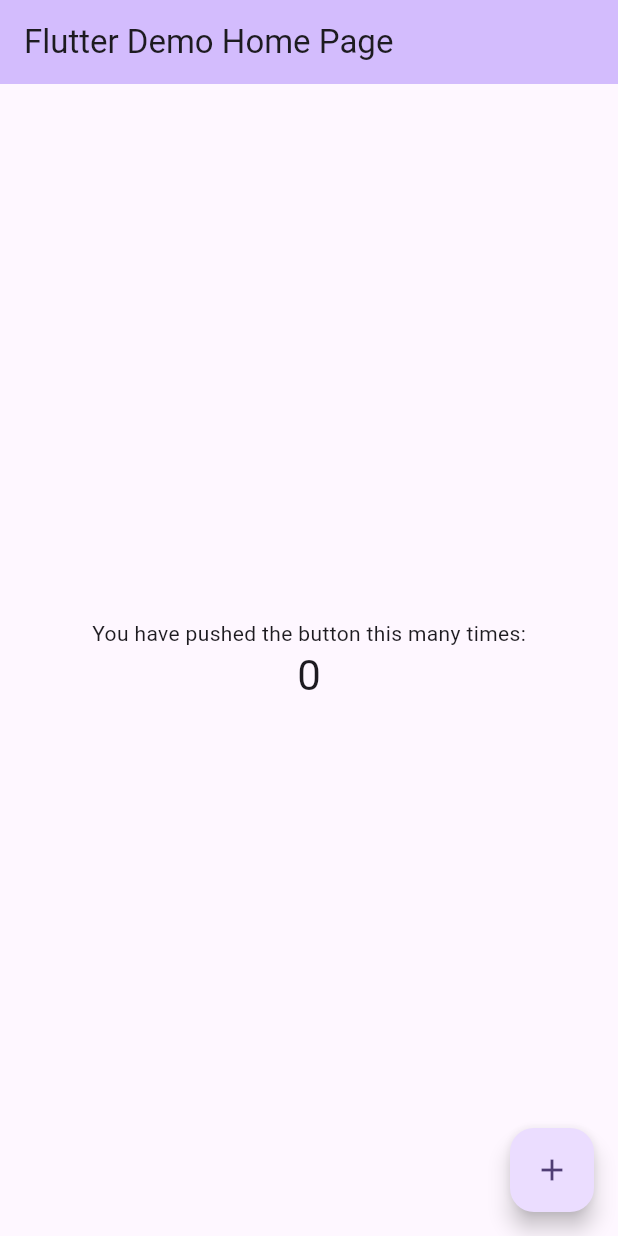
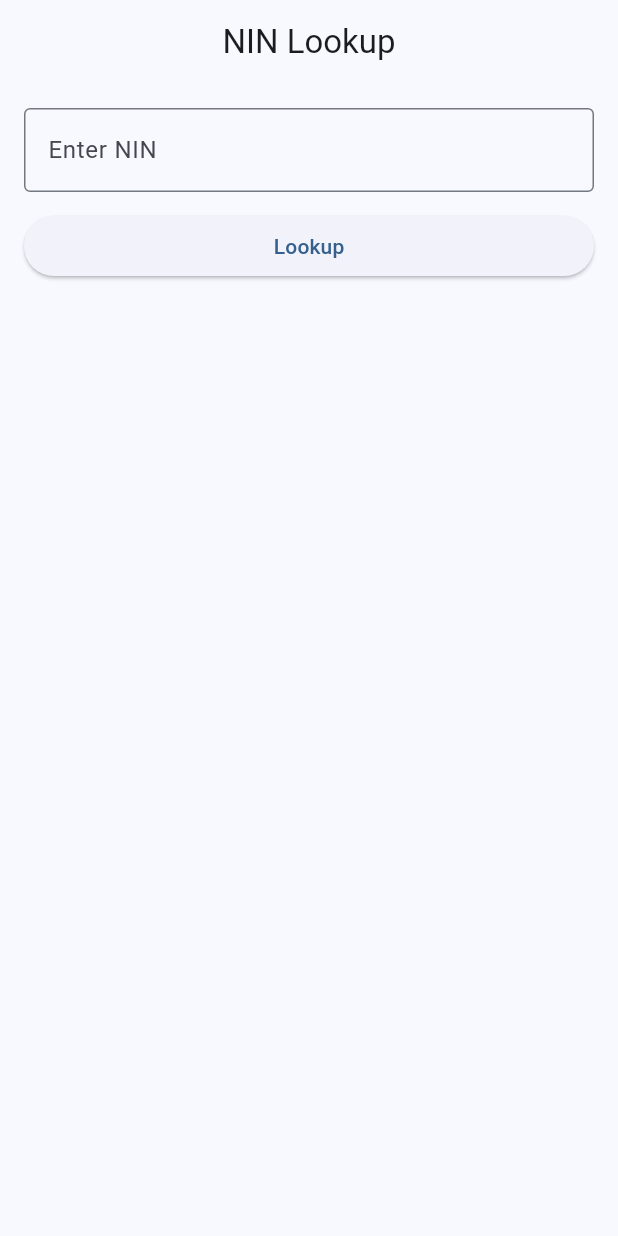
Before and after one commit to could-ai/019a5341-4408-756e-8e81-0ca46a08ad3e, a Flutter app: the screen it shows after launch, on a phone screen of 412 x 824 dp. Run offline on Flutter 3.47's test engine with Material 3 defaults, Android fonts, the phone set to English and light mode, and no system bars.

Commit message:
Replaced the default Flutter counter demo with a dedicated NIN lookup page. Changes in lib/main.dart:
1. Removed MyHomePage and counter logic entirely.
2. Created a new StatefulWidget NINLookupPage to handle input and display of user details.
3. Added a TextField for NIN input, an ElevatedButton to trigger lookup, and UI to display results or an error message.
4. Introduced a mock data map keyed by NIN to simulate a backend service, returning user details such as Full Name, Date of Birth, Address, Gender, and Phone.
5. Managed state with a boolean _searched flag to show feedback when no records are found.
6. Used a Card and ListView to neatly display each user detail entry.

These changes fulfill the requirement of inputting an NIN and showing all related user details on the Flutter Web page. You can replace the mock service with a real API call or database lookup in the future.

```diff
--- a/usr/lib/main.dart
+++ b/usr/lib/main.dart
@@ -7,114 +7,125 @@ void main() {
 class MyApp extends StatelessWidget {
   const MyApp({super.key});
 
-  // This widget is the root of your application.
   @override
   Widget build(BuildContext context) {
     return MaterialApp(
-      title: 'Flutter Demo',
+      title: 'NIN Lookup',
       debugShowCheckedModeBanner: false,
       theme: ThemeData(
-        // This is the theme of your application.
-        //
-        // TRY THIS: Try running your application with "flutter run". You'll see
-        // the application has a purple toolbar. Then, without quitting the app,
-        // try changing the seedColor in the colorScheme below to Colors.green
-        // and then invoke "hot reload" (save your changes or press the "hot
-        // reload" button in a Flutter-supported IDE, or press "r" if you used
-        // the command line to start the app).
-        //
-        // Notice that the counter didn't reset back to zero; the application
-        // state is not lost during the reload. To reset the state, use hot
-        // restart instead.
-        //
-        // This works for code too, not just values: Most code changes can be
-        // tested with just a hot reload.
-        colorScheme: ColorScheme.fromSeed(seedColor: Colors.deepPurple),
+        colorScheme: ColorScheme.fromSeed(seedColor: Colors.blue),
       ),
-      home: const MyHomePage(title: 'Flutter Demo Home Page'),
+      home: const NINLookupPage(),
     );
   }
 }
 
-class MyHomePage extends StatefulWidget {
-  const MyHomePage({super.key, required this.title});
-
-  // This widget is the home page of your application. It is stateful, meaning
-  // that it has a State object (defined below) that contains fields that affect
-  // how it looks.
-
-  // This class is the configuration for the state. It holds the values (in this
-  // case the title) provided by the parent (in this case the App widget) and
-  // used by the build method of the State. Fields in a Widget subclass are
-  // always marked "final".
-
-  final String title;
+class NINLookupPage extends StatefulWidget {
+  const NINLookupPage({super.key});
 
   @override
-  State<MyHomePage> createState() => _MyHomePageState();
+  State<NINLookupPage> createState() => _NINLookupPageState();
 }
 
-class _MyHomePageState extends State<MyHomePage> {
-  int _counter = 0;
+class _NINLookupPageState extends State<NINLookupPage> {
+  final TextEditingController ninController = TextEditingController();
+  bool _searched = false;
+  Map<String, String>? userDetails;
 
-  void _incrementCounter() {
+  // Mock data simulating user records keyed by NIN
+  final Map<String, Map<String, String>> mockData = {
+    '123456789': {
+      'Full Name': 'John Doe',
+      'Date of Birth': '1990-01-01',
+      'Address': '123 Main St, Springfield',
+      'Gender': 'Male',
+      'Phone': '+1 (555) 123-4567',
+    },
+    '987654321': {
+      'Full Name': 'Jane Smith',
+      'Date of Birth': '1985-05-15',
+      'Address': '456 Elm St, Metropolis',
+      'Gender': 'Female',
+      'Phone': '+1 (555) 987-6543',
+    },
+  };
+
+  void _lookupNIN() {
+    final nin = ninController.text.trim();
     setState(() {
-      // This call to setState tells the Flutter framework that something has
-      // changed in this State, which causes it to rerun the build method below
-      // so that the display can reflect the updated values. If we changed
-      // _counter without calling setState(), then the build method would not be
-      // called again, and so nothing would appear to happen.
-      _counter++;
+      userDetails = mockData[nin];
+      _searched = true;
     });
   }
 
   @override
   Widget build(BuildContext context) {
-    // This method is rerun every time setState is called, for instance as done
-    // by the _incrementCounter method above.
-    //
-    // The Flutter framework has been optimized to make rerunning build methods
-    // fast, so that you can just rebuild anything that needs updating rather
-    // than having to individually change instances of widgets.
     return Scaffold(
       appBar: AppBar(
-        // TRY THIS: Try changing the color here to a specific color (to
-        // Colors.amber, perhaps?) and trigger a hot reload to see the AppBar
-        // change color while the other colors stay the same.
-        backgroundColor: Theme.of(context).colorScheme.inversePrimary,
-        // Here we take the value from the MyHomePage object that was created by
-        // the App.build method, and use it to set our appbar title.
-        title: Text(widget.title),
+        title: const Text('NIN Lookup'),
+        centerTitle: true,
       ),
-      body: Center(
-        // Center is a layout widget. It takes a single child and positions it
-        // in the middle of the parent.
+      body: Padding(
+        padding: const EdgeInsets.all(16.0),
         child: Column(
-          // Column is also a layout widget. It takes a list of children and
-          // arranges them vertically. By default, it sizes itself to fit its
-          // children horizontally, and tries to be as tall as its parent.
-          //
-          // Column has various properties to control how it sizes itself and
-          // how it positions its children. Here we use mainAxisAlignment to
-          // center the children vertically; the main axis here is the vertical
-          // axis because Columns are vertical (the cross axis would be
-          // horizontal).
-          //
-          // TRY THIS: Invoke "debug painting" (choose the "Toggle Debug Paint"
-          // action in the IDE, or press "p" in the console), to see the
-          // wireframe for each widget.
-          mainAxisAlignment: MainAxisAlignment.center,
-          children: <Widget>[
-            const Text('You have pushed the button this many times:'),
-            Text('$_counter', style: Theme.of(context).textTheme.headlineMedium),
+          crossAxisAlignment: CrossAxisAlignment.stretch,
+          children: [
+            TextField(
+              controller: ninController,
+              decoration: const InputDecoration(
+                labelText: 'Enter NIN',
+                border: OutlineInputBorder(),
+              ),
+            ),
+            const SizedBox(height: 12),
+            ElevatedButton(
+              onPressed: _lookupNIN,
+              child: const Text('Lookup'),
+            ),
+            const SizedBox(height: 24),
+            if (_searched && userDetails == null) ...[
+              const Text(
+                'No record found for the provided NIN.',
+                style: TextStyle(color: Colors.red),
+                textAlign: TextAlign.center,
+              ),
+            ] else if (userDetails != null) ...[
+              Expanded(
+                child: Card(
+                  elevation: 4,
+                  child: Padding(
+                    padding: const EdgeInsets.all(16.0),
+                    child: ListView(
+                      children: userDetails!.entries.map((entry) {
+                        return Padding(
+                          padding: const EdgeInsets.symmetric(vertical: 4),
+                          child: Row(
+                            children: [
+                              Expanded(
+                                flex: 3,
+                                child: Text(
+                                  '${entry.key}:',
+                                  style: const TextStyle(
+                                    fontWeight: FontWeight.bold,
+                                  ),
+                                ),
+                              ),
+                              Expanded(
+                                flex: 5,
+                                child: Text(entry.value),
+                              ),
+                            ],
+                          ),
+                        );
+                      }).toList(),
+                    ),
+                  ),
+                ),
+              ),
+            ],
           ],
         ),
       ),
-      floatingActionButton: FloatingActionButton(
-        onPressed: _incrementCounter,
-        tooltip: 'Increment',
-        child: const Icon(Icons.add),
-      ), // This trailing comma makes auto-formatting nicer for build methods.
     );
   }
 }
```
